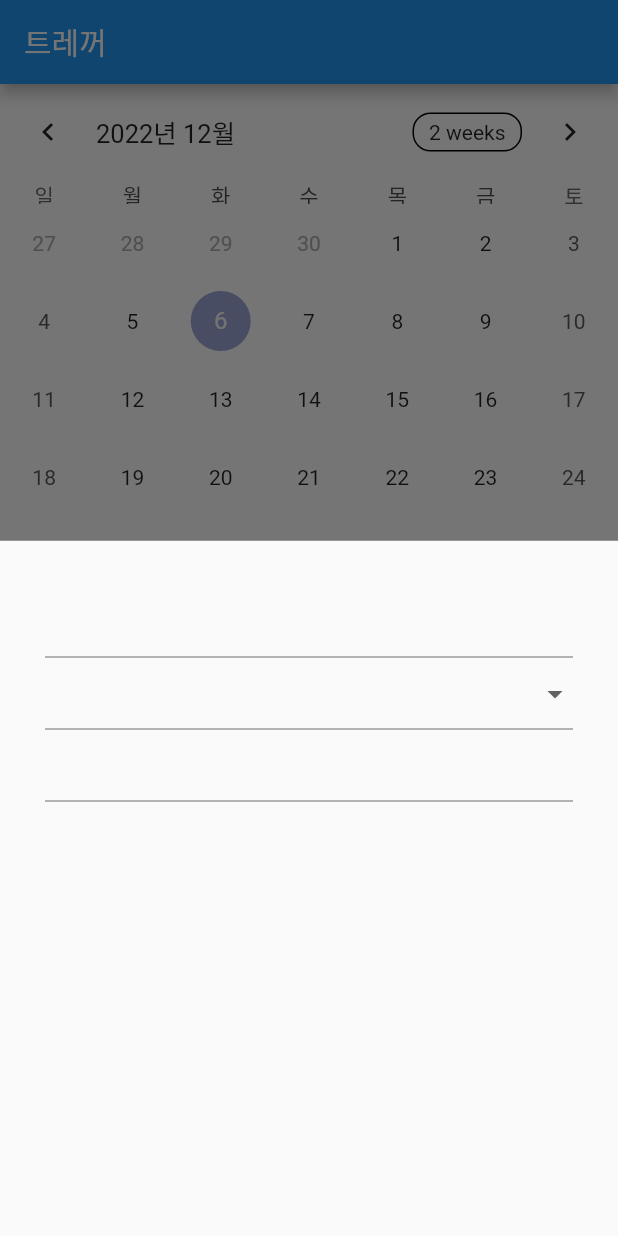
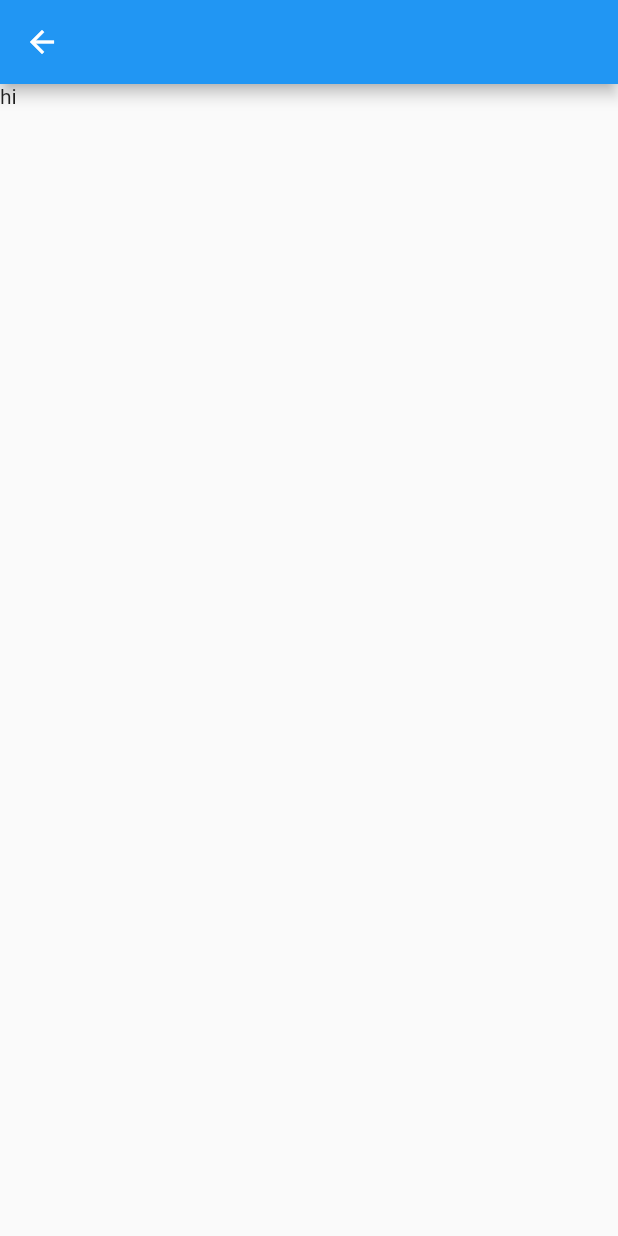
Before and after one commit to vagabondms/time_track, a Flutter app: the screen it shows after launch, after a tap on the "add" icon, on a phone screen of 412 x 824 dp. Run offline on Flutter 3.47's test engine with Material 2 defaults, Android fonts, the phone set to English and light mode, and no system bars; drawn by our look-alikes of table_calendar.

Commit message:
진행중

```diff
--- a/lib/main.dart
+++ b/lib/main.dart
@@ -1,8 +1,8 @@
 import 'package:flutter/material.dart';
 import 'package:flutter/services.dart';
 import 'package:intl/date_symbol_data_local.dart';
-import 'package:time_tracking/screens/home_screen.dart';
-import 'package:time_tracking/screens/statistics_screen.dart';
+import 'package:time_tracking/presentation/screens/home_screen.dart';
+import 'package:time_tracking/presentation/screens/statistics_screen.dart';
 
 void main() async {
   WidgetsFlutterBinding.ensureInitialized();
@@ -48,29 +48,6 @@ class _MainState extends State<_Main> {
         title: const Text('트레꺼'),
       ),
       body: screens[_currentIndex],
-      bottomNavigationBar: BottomNavigationBar(
-        onTap: (int currentIndex) {
-          HapticFeedback.lightImpact();
-          setState(() {
-            _currentIndex = currentIndex;
-          });
-        },
-        currentIndex: _currentIndex,
-        items: const <BottomNavigationBarItem>[
-          BottomNavigationBarItem(
-            icon: Icon(
-              Icons.home,
-            ),
-            label: 'Home',
-          ),
-          BottomNavigationBarItem(
-            icon: Icon(
-              Icons.auto_graph,
-            ),
-            label: 'Statistics',
-          ),
-        ],
-      ),
     );
   }
 }
--- a/lib/screens/home_screen.dart
+++ b/lib/presentation/screens/home_screen.dart
@@ -1,6 +1,7 @@
+import 'package:flutter/cupertino.dart';
 import 'package:flutter/material.dart';
 import 'package:table_calendar/table_calendar.dart';
-import 'package:time_tracking/screens/new_task_screen.dart';
+import 'package:time_tracking/presentation/screens/new_task_screen.dart';
 
 class HomeScreen extends StatefulWidget {
   const HomeScreen({Key? key}) : super(key: key);
@@ -23,9 +24,35 @@ class _HomeScreenState extends State<HomeScreen> {
     return Scaffold(
       floatingActionButton: FloatingActionButton(
         onPressed: () {
-          showModalBottomSheet(
+          showGeneralDialog(
             context: context,
-            builder: (context) => const NewTaskScreen(),
+            pageBuilder: (context, animation, secondaryAnimation) {
+              /// This is the simplest use case for [CupertinoFullscreenDialogTransition]
+              /// This provides the slide up and slide down transition effects
+              return CupertinoFullscreenDialogTransition(
+                primaryRouteAnimation: animation,
+                secondaryRouteAnimation: secondaryAnimation,
+
+                /// Content of your dialog
+                child: const NewTaskScreen(),
+                linearTransition: true,
+              );
+            },
+            transitionBuilder: (context, animation, secondaryAnimation, child) {
+              const begin = Offset(0.0, 1.0);
+              const end = Offset.zero;
+              const curve = Curves.ease;
+
+              final tween = Tween(begin: begin, end: end);
+              final curvedAnimation = CurveTween(curve: curve);
+
+              final transition = tween.chain(curvedAnimation);
+
+              return SlideTransition(
+                position: animation.drive(transition),
+                child: child,
+              );
+            },
           );
         },
         child: const Icon(Icons.add),
--- /dev/null
+++ b/lib/presentation/screens/new_task_screen.dart
@@ -0,0 +1,38 @@
+import 'package:flutter/material.dart';
+
+//** 필요정보
+// 1. task 명
+// 2. 반복 선택
+// 3. 기본 시간
+
+// db에 데이터를 저장해두고 완료한 것만 db에 완료 상태로 저장
+
+enum Repeat {
+  daily, // 0
+  weekly, // 1
+  weekends, // 2
+  weekdays, // 3
+  monthly, // 4
+}
+
+enum Day {
+  mon, // 0
+  tue, // 1
+  wed, // 2
+  thu, // 3
+  fri, // 4
+  sat, // 5
+  sun, // 6
+}
+
+class NewTaskScreen extends StatelessWidget {
+  const NewTaskScreen({Key? key}) : super(key: key);
+
+  @override
+  Widget build(BuildContext context) {
+    return Scaffold(
+      appBar: AppBar(),
+      body: Text('hi'),
+    );
+  }
+}
--- a/lib/screens/new_task_screen.dart
+++ /dev/null
@@ -1,73 +0,0 @@
-import 'package:flutter/material.dart';
-
-//** 필요정보
-// 1. task 명
-// 2. 반복 선택
-// 3. 기본 시간
-
-// db에 데이터를 저장해두고 완료한 것만 db에 완료 상태로 저장
-
-enum Repeat {
-  daily, // 0
-  weekly, // 1
-  weekends, // 2
-  weekdays, // 3
-  monthly, // 4
-}
-
-enum Day {
-  mon, // 0
-  tue, // 1
-  wed, // 2
-  thu, // 3
-  fri, // 4
-  sat, // 5
-  sun, // 6
-}
-
-class NewTaskScreen extends StatelessWidget {
-  const NewTaskScreen({Key? key}) : super(key: key);
-
-  @override
-  Widget build(BuildContext context) {
-    return SafeArea(
-      child: Padding(
-        padding: EdgeInsets.all(
-          30,
-        ),
-        child: Container(
-          child: Form(
-            child: Column(
-              children: [
-                TextFormField(),
-                DropdownButtonFormField(
-                    items: [
-                      DropdownMenuItem(
-                        value: 1,
-                        child: Text('hi'),
-                      ),
-                      DropdownMenuItem(
-                        value: 2,
-                        child: Text('hi'),
-                      ),
-                      DropdownMenuItem(
-                        value: 3,
-                        child: Text('hi'),
-                      ),
-                      DropdownMenuItem(
-                        value: 4,
-                        child: Text('hi'),
-                      ),
-                    ],
-                    onChanged: (value) {
-                      print(value);
-                    }),
-                TextFormField(),
-              ],
-            ),
-          ),
-        ),
-      ),
-    );
-  }
-}
```
Also changed, not shown: lib/presentation/screens/statistics_screen.dart (renamed from lib/screens/statistics_screen.dart).
